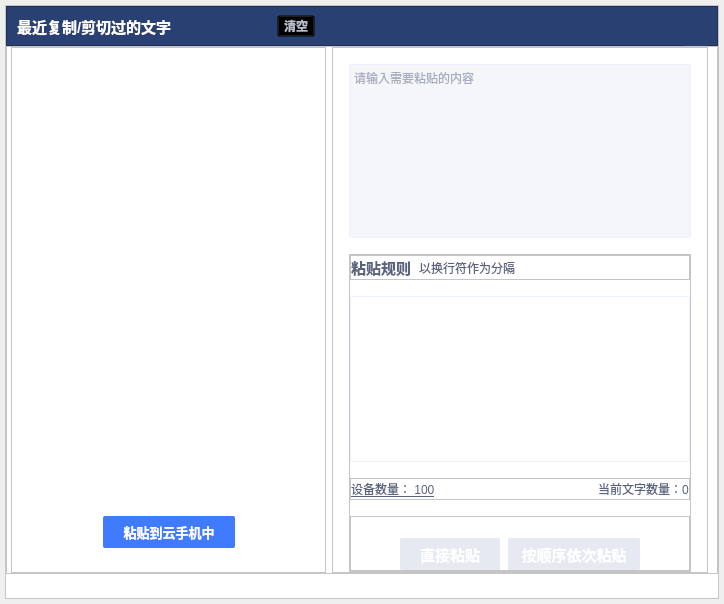
Qt form recentcopycutcontentdialog.ui (ZhouMei20220810/TEST) before a commit.
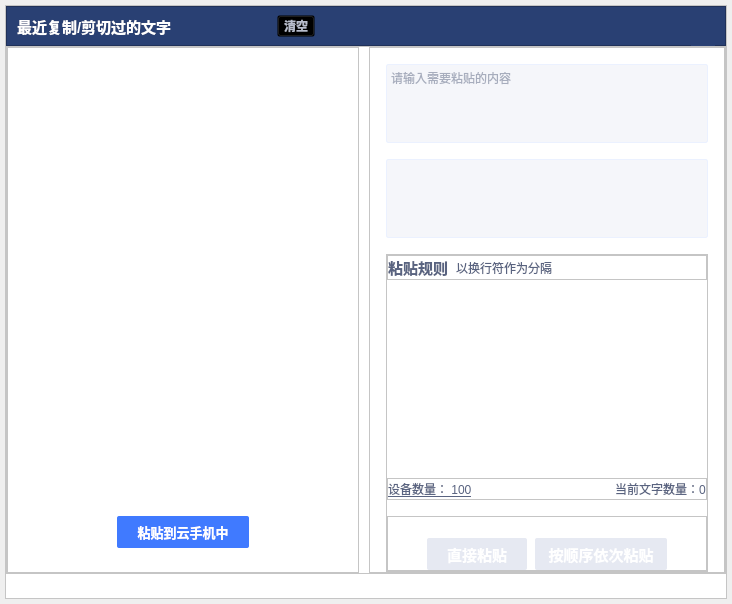
The same form after that commit. Icons and pictures are not drawn.

What changed in the file:
```diff
--- a/recentcopycutcontentdialog.ui
+++ b/recentcopycutcontentdialog.ui
@@ -404,17 +404,35 @@
          <enum>QFrame::Raised</enum>
         </property>
         <layout class="QHBoxLayout" name="horizontalLayout_5">
+         <property name="spacing">
+          <number>10</number>
+         </property>
          <property name="leftMargin">
-          <number>4</number>
+          <number>0</number>
          </property>
          <property name="topMargin">
           <number>0</number>
          </property>
+         <property name="rightMargin">
+          <number>0</number>
+         </property>
          <property name="bottomMargin">
           <number>0</number>
          </property>
          <item>
           <widget class="QFrame" name="frame_5">
+           <property name="minimumSize">
+            <size>
+             <width>352</width>
+             <height>0</height>
+            </size>
+           </property>
+           <property name="maximumSize">
+            <size>
+             <width>352</width>
+             <height>16777215</height>
+            </size>
+           </property>
            <property name="styleSheet">
             <string notr="true">QFrame {border-right: 1px solid #D7D7DE;color:#505465;font-size:13px;font-weight:bold;}</string>
            </property>
@@ -576,6 +594,14 @@
               </property>
              </widget>
             </item>
+            <item>
+             <widget class="QListWidget" name="listWidgetEditable">
+              <property name="styleSheet">
+               <string notr="true">background-color:#F5F6FA;
+border: 1px solid #EBF1FF;color:#596380;font-size:12px;border-radius: 2px;</string>
+              </property>
+             </widget>
+            </item>
             <item>
              <widget class="QFrame" name="frame_6">
               <property name="frameShape">
@@ -661,7 +687,7 @@
                 </widget>
                </item>
                <item>
-                <widget class="QFrame" name="frame_9">
+                <widget class="QLabel" name="labelRule">
                  <property name="minimumSize">
                   <size>
                    <width>320</width>
@@ -670,18 +696,21 @@
                  </property>
                  <property name="maximumSize">
                   <size>
-                   <width>16777215</width>
-                   <height>16777215</height>
+                   <width>320</width>
+                   <height>166</height>
                   </size>
                  </property>
                  <property name="styleSheet">
-                  <string notr="true">border: 1px solid #EBF1FF;border-radius: 2px;</string>
+                  <string notr="true">border: 0px solid #EBF1FF;border-radius: 0px;</string>
                  </property>
-                 <property name="frameShape">
-                  <enum>QFrame::StyledPanel</enum>
+                 <property name="text">
+                  <string/>
                  </property>
-                 <property name="frameShadow">
-                  <enum>QFrame::Raised</enum>
+                 <property name="pixmap">
+                  <pixmap resource="res.qrc">:/main/resource/main/copyRule.png</pixmap>
+                 </property>
+                 <property name="scaledContents">
+                  <bool>true</bool>
                  </property>
                 </widget>
                </item>
```
